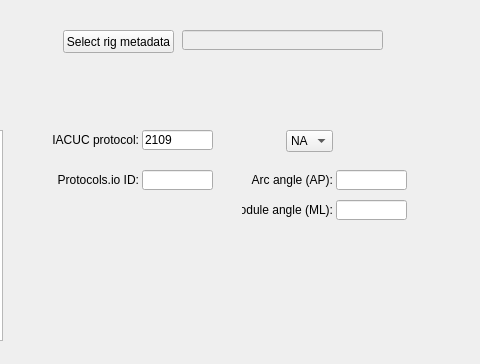
First picture: the form in src/foraging_gui/MetaData.ui, repository AllenNeuralDynamics/dynamic-foraging-task, before the edit; both pictures show x 248 to 728 and y 0 to 364 of the 728 by 364 pixel window.
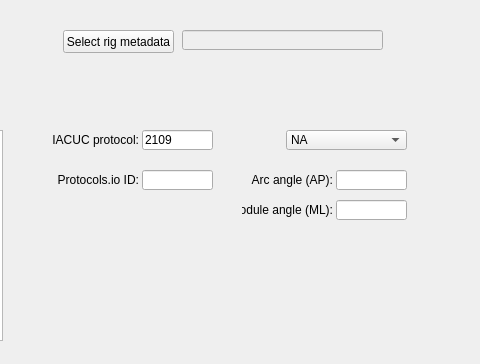
Second picture: the form after the edit.

Commit message: changing size policy

Patch:
```diff
--- a/src/foraging_gui/MetaData.ui
+++ b/src/foraging_gui/MetaData.ui
@@ -243,7 +243,7 @@
     <rect>
      <x>534</x>
      <y>130</y>
-     <width>111</width>
+     <width>121</width>
      <height>20</height>
     </rect>
    </property>
@@ -263,7 +263,7 @@
     <number>36</number>
    </property>
    <property name="sizeAdjustPolicy">
-    <enum>QComboBox::AdjustToContents</enum>
+    <enum>QComboBox::AdjustToMinimumContentsLengthWithIcon</enum>
    </property>
    <item>
     <property name="text">
```
Left out of the diff: 3 changed lines with no effect on the pictures.
